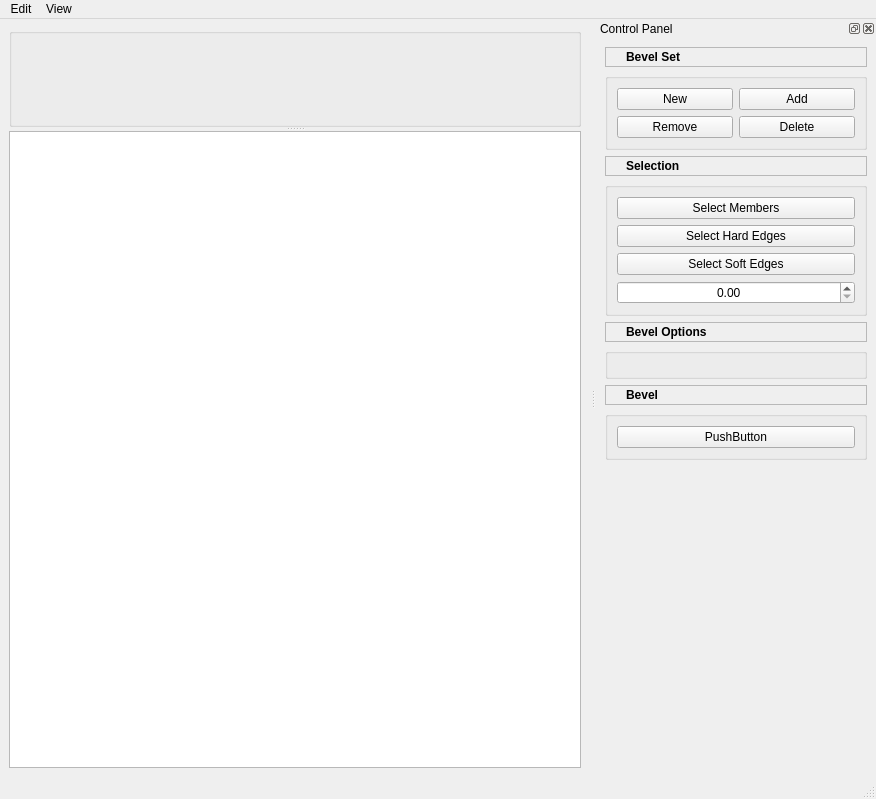
Above: maya_script/BevelTool/src/Qt/UI/MWBevelToolMainWindow.ui from FengYusheng/MyUtils before the change. Below: the same form after it.
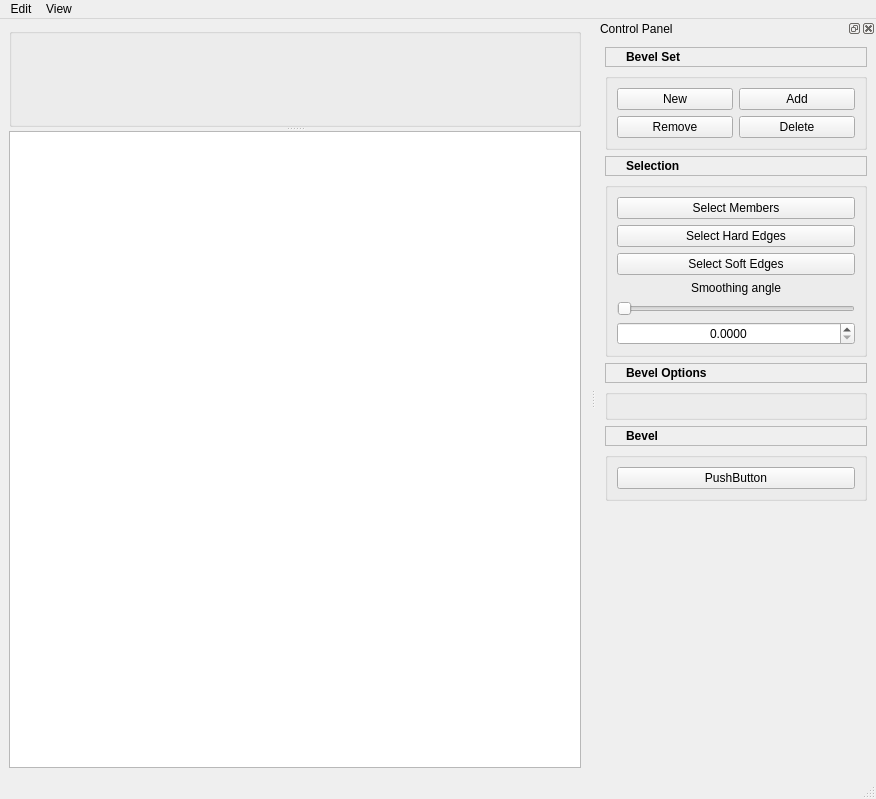
That is the form after the change.

Commit message: bevel tool

```diff
--- a/maya_script/BevelTool/src/Qt/UI/MWBevelToolMainWindow.ui
+++ b/maya_script/BevelTool/src/Qt/UI/MWBevelToolMainWindow.ui
@@ -79,7 +79,7 @@
    <property name="minimumSize">
     <size>
      <width>280</width>
-     <height>423</height>
+     <height>470</height>
     </size>
    </property>
    <property name="allowedAreas">
@@ -232,12 +232,41 @@
          </widget>
         </item>
         <item>
-         <widget class="QDoubleSpinBox" name="doubleSpinBox">
+         <widget class="QLabel" name="smoothingAngleLable">
+          <property name="text">
+           <string>Smoothing angle</string>
+          </property>
+          <property name="textFormat">
+           <enum>Qt::RichText</enum>
+          </property>
           <property name="alignment">
            <set>Qt::AlignCenter</set>
           </property>
          </widget>
         </item>
+        <item>
+         <widget class="QSlider" name="smoothingAngleSlider">
+          <property name="maximum">
+           <number>1800000</number>
+          </property>
+          <property name="orientation">
+           <enum>Qt::Horizontal</enum>
+          </property>
+         </widget>
+        </item>
+        <item>
+         <widget class="QDoubleSpinBox" name="smoothingAngleSpinBox">
+          <property name="alignment">
+           <set>Qt::AlignCenter</set>
+          </property>
+          <property name="decimals">
+           <number>4</number>
+          </property>
+          <property name="maximum">
+           <double>180.000000000000000</double>
+          </property>
+         </widget>
+        </item>
        </layout>
       </widget>
      </item>
```
Left out of the diff: 2 changed lines with no effect on the pictures. The commit also changes 8 other files.
